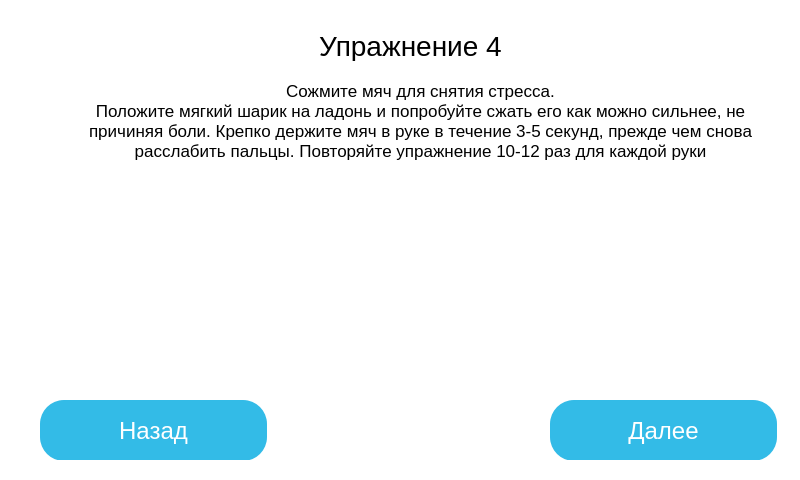
This is gui/window-7.ui in GerrFrog/Muscular-training-apparatus as Qt 5 draws it before an edit. The edited form follows.
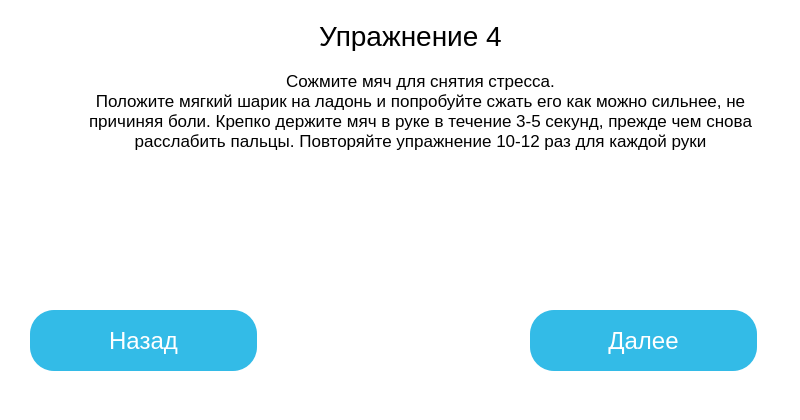
This is the edited form. Icons and pictures are not drawn.

Diff of the .ui file:
```diff
--- a/gui/window-7.ui
+++ b/gui/window-7.ui
@@ -7,7 +7,7 @@
     <x>0</x>
     <y>0</y>
     <width>800</width>
-    <height>480</height>
+    <height>420</height>
    </rect>
   </property>
   <property name="windowTitle">
@@ -29,7 +29,7 @@
             <x>60</x>
             <y>40</y>
             <width>681</width>
-            <height>121</height>
+            <height>101</height>
            </rect>
           </property>
           <property name="styleSheet">
@@ -62,7 +62,7 @@
           <property name="geometry">
            <rect>
             <x>280</x>
-            <y>10</y>
+            <y>0</y>
             <width>221</width>
             <height>31</height>
            </rect>
@@ -96,7 +96,7 @@
           <property name="geometry">
            <rect>
             <x>240</x>
-            <y>200</y>
+            <y>150</y>
             <width>281</width>
             <height>171</height>
            </rect>
@@ -114,8 +114,8 @@
          <widget class="QPushButton" name="previous_pushButton">
           <property name="geometry">
            <rect>
-            <x>20</x>
-            <y>380</y>
+            <x>10</x>
+            <y>290</y>
             <width>227</width>
             <height>61</height>
            </rect>
@@ -146,8 +146,8 @@
          <widget class="QPushButton" name="next_pushButton">
           <property name="geometry">
            <rect>
-            <x>530</x>
-            <y>380</y>
+            <x>510</x>
+            <y>290</y>
             <width>227</width>
             <height>61</height>
            </rect>
```
